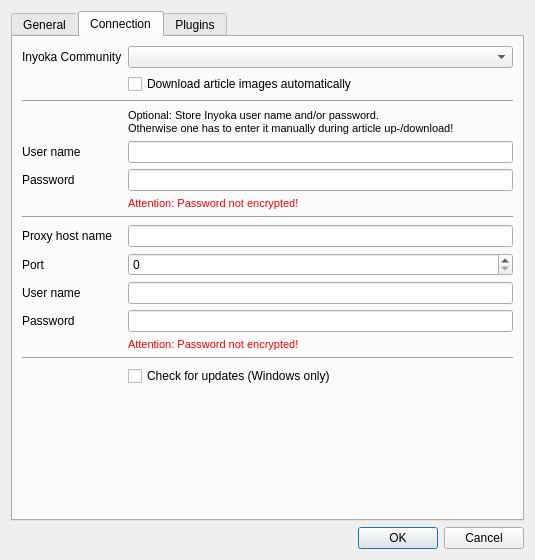
Qt form application/settingsdialog.ui (inyokaproject/inyokaedit) before a commit.
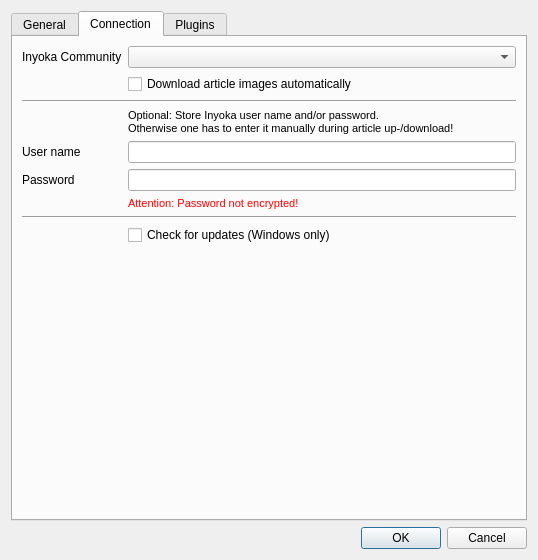
The same form after that commit. The open tabs and pages were chosen to show the change. Icons and pictures are not drawn.

Commit message: Replace proxy settings by just relying on system proxy settings

What changed in the file:
```diff
--- a/application/settingsdialog.ui
+++ b/application/settingsdialog.ui
@@ -6,7 +6,7 @@
    <rect>
     <x>0</x>
     <y>0</y>
-    <width>535</width>
+    <width>538</width>
     <height>560</height>
    </rect>
   </property>
@@ -252,75 +252,13 @@
         </widget>
        </item>
        <item row="7" column="0" colspan="2">
-        <widget class="Line" name="line_2">
-         <property name="orientation">
-          <enum>Qt::Horizontal</enum>
-         </property>
-        </widget>
-       </item>
-       <item row="8" column="0">
-        <widget class="QLabel" name="proxyHostNameLabel">
-         <property name="text">
-          <string>Proxy host name</string>
-         </property>
-        </widget>
-       </item>
-       <item row="8" column="1">
-        <widget class="QLineEdit" name="proxyHostNameEdit"/>
-       </item>
-       <item row="9" column="0">
-        <widget class="QLabel" name="proxyPortLabel">
-         <property name="text">
-          <string>Port</string>
-         </property>
-        </widget>
-       </item>
-       <item row="9" column="1">
-        <widget class="QSpinBox" name="proxyPortSpinBox">
-         <property name="maximum">
-          <number>99999</number>
-         </property>
-        </widget>
-       </item>
-       <item row="10" column="0">
-        <widget class="QLabel" name="proxyUserNameLabel">
-         <property name="text">
-          <string>User name</string>
-         </property>
-        </widget>
-       </item>
-       <item row="10" column="1">
-        <widget class="QLineEdit" name="proxyUserNameEdit"/>
-       </item>
-       <item row="11" column="0">
-        <widget class="QLabel" name="proxyPasswordLabel">
-         <property name="text">
-          <string>Password</string>
-         </property>
-        </widget>
-       </item>
-       <item row="11" column="1">
-        <widget class="QLineEdit" name="proxyPasswordEdit">
-         <property name="echoMode">
-          <enum>QLineEdit::Password</enum>
-         </property>
-        </widget>
-       </item>
-       <item row="12" column="1">
-        <widget class="QLabel" name="proxyPasswordHintLabel">
-         <property name="text">
-          <string>&lt;html&gt;&lt;head/&gt;&lt;body&gt;&lt;p&gt;&lt;span style=&quot; font-size:8pt; color:#ff0000;&quot;&gt;Attention: Password not encrypted!&lt;/span&gt;&lt;/p&gt;&lt;/body&gt;&lt;/html&gt;</string>
-         </property>
-        </widget>
-       </item>
-       <item row="13" column="0" colspan="2">
         <widget class="Line" name="line3">
          <property name="orientation">
           <enum>Qt::Horizontal</enum>
          </property>
         </widget>
        </item>
-       <item row="14" column="1">
+       <item row="8" column="1">
         <widget class="QCheckBox" name="WindowsUpdateCheck">
          <property name="text">
           <string>Check for updates (Windows only)</string>
```
Left out of the diff: 18 changed lines with no effect on the pictures. The commit also changes 7 other files.
